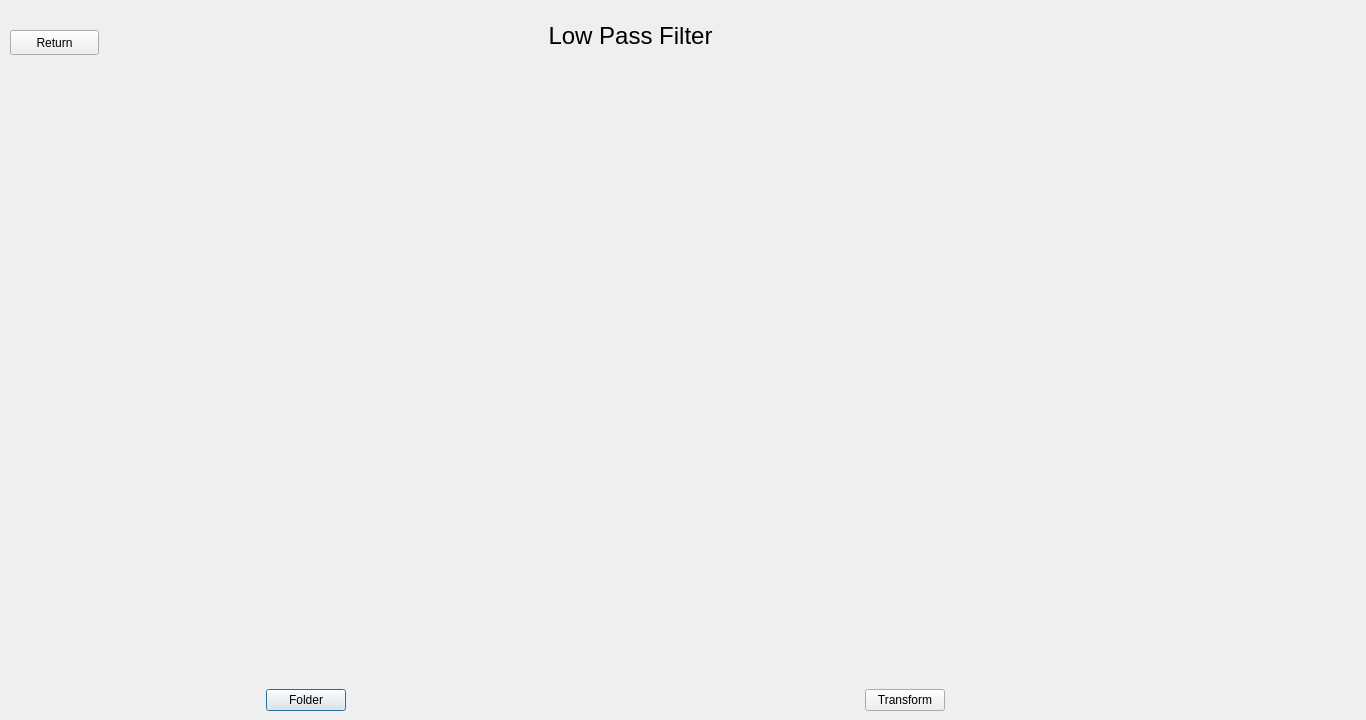
Rodelph/Image-Processing-Utility, file FiltOption/LowPassFilt/src/LowPassFilt/lowpassfilt.ui: the form before one commit.
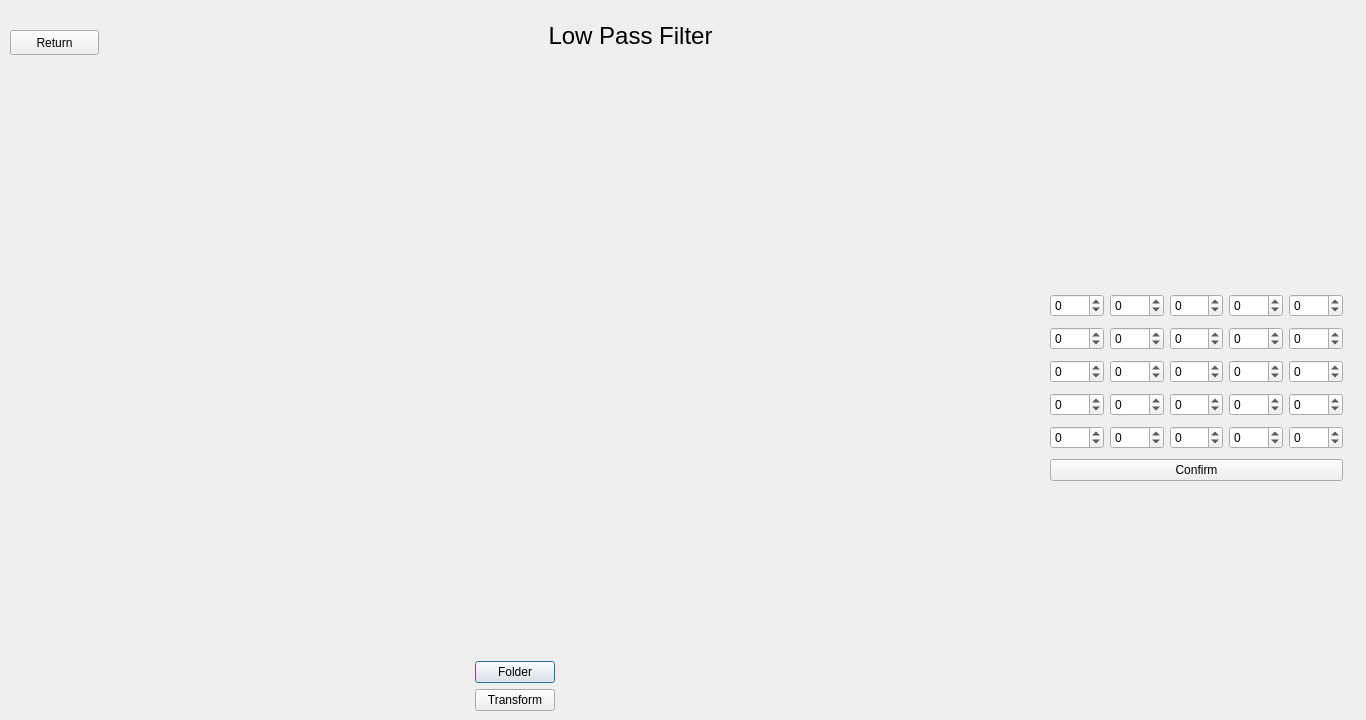
The form after the commit.

```diff
--- a/FiltOption/LowPassFilt/src/LowPassFilt/lowpassfilt.ui
+++ b/FiltOption/LowPassFilt/src/LowPassFilt/lowpassfilt.ui
@@ -56,9 +56,9 @@
    <property name="geometry">
     <rect>
      <x>10</x>
-     <y>70</y>
-     <width>1191</width>
-     <height>641</height>
+     <y>80</y>
+     <width>1011</width>
+     <height>631</height>
     </rect>
    </property>
    <layout class="QHBoxLayout" name="horizontalLayout">
@@ -78,17 +78,6 @@
         </property>
        </widget>
       </item>
-     </layout>
-    </item>
-    <item>
-     <layout class="QVBoxLayout" name="verticalLayout_2">
-      <item>
-       <widget class="QLabel" name="transImageLbl">
-        <property name="text">
-         <string/>
-        </property>
-       </widget>
-      </item>
       <item alignment="Qt::AlignHCenter">
        <widget class="QPushButton" name="transBtn">
         <property name="text">
@@ -113,6 +102,295 @@
     <string>Return</string>
    </property>
   </widget>
+  <widget class="QWidget" name="verticalLayoutWidget_2">
+   <property name="geometry">
+    <rect>
+     <x>1050</x>
+     <y>290</y>
+     <width>293</width>
+     <height>197</height>
+    </rect>
+   </property>
+   <layout class="QVBoxLayout" name="verticalLayout_4">
+    <item>
+     <layout class="QHBoxLayout" name="horizontalLayout_5">
+      <item>
+       <widget class="QSpinBox" name="spinBox_1">
+        <property name="minimum">
+         <number>-99</number>
+        </property>
+        <property name="value">
+         <number>0</number>
+        </property>
+       </widget>
+      </item>
+      <item>
+       <widget class="QSpinBox" name="spinBox_2">
+        <property name="minimum">
+         <number>-99</number>
+        </property>
+        <property name="value">
+         <number>0</number>
+        </property>
+       </widget>
+      </item>
+      <item>
+       <widget class="QSpinBox" name="spinBox_3">
+        <property name="minimum">
+         <number>-99</number>
+        </property>
+        <property name="value">
+         <number>0</number>
+        </property>
+       </widget>
+      </item>
+      <item>
+       <widget class="QSpinBox" name="spinBox_4">
+        <property name="minimum">
+         <number>-99</number>
+        </property>
+        <property name="value">
+         <number>0</number>
+        </property>
+       </widget>
+      </item>
+      <item>
+       <widget class="QSpinBox" name="spinBox_5">
+        <property name="minimum">
+         <number>-99</number>
+        </property>
+        <property name="value">
+         <number>0</number>
+        </property>
+       </widget>
+      </item>
+     </layout>
+    </item>
+    <item>
+     <layout class="QHBoxLayout" name="horizontalLayout_6">
+      <item>
+       <widget class="QSpinBox" name="spinBox_6">
+        <property name="minimum">
+         <number>-99</number>
+        </property>
+        <property name="value">
+         <number>0</number>
+        </property>
+       </widget>
+      </item>
+      <item>
+       <widget class="QSpinBox" name="spinBox_7">
+        <property name="minimum">
+         <number>-99</number>
+        </property>
+        <property name="value">
+         <number>0</number>
+        </property>
+       </widget>
+      </item>
+      <item>
+       <widget class="QSpinBox" name="spinBox_8">
+        <property name="minimum">
+         <number>-99</number>
+        </property>
+        <property name="value">
+         <number>0</number>
+        </property>
+       </widget>
+      </item>
+      <item>
+       <widget class="QSpinBox" name="spinBox_9">
+        <property name="minimum">
+         <number>-99</number>
+        </property>
+        <property name="value">
+         <number>0</number>
+        </property>
+       </widget>
+      </item>
+      <item>
+       <widget class="QSpinBox" name="spinBox_10">
+        <property name="minimum">
+         <number>-99</number>
+        </property>
+        <property name="value">
+         <number>0</number>
+        </property>
+       </widget>
+      </item>
+     </layout>
+    </item>
+    <item>
+     <layout class="QHBoxLayout" name="horizontalLayout_7">
+      <item>
+       <widget class="QSpinBox" name="spinBox_11">
+        <property name="minimum">
+         <number>-99</number>
+        </property>
+        <property name="value">
+         <number>0</number>
+        </property>
+       </widget>
+      </item>
+      <item>
+       <widget class="QSpinBox" name="spinBox_12">
+        <property name="minimum">
+         <number>-99</number>
+        </property>
+        <property name="value">
+         <number>0</number>
+        </property>
+       </widget>
+      </item>
+      <item>
+       <widget class="QSpinBox" name="spinBox_13">
+        <property name="minimum">
+         <number>-99</number>
+        </property>
+        <property name="value">
+         <number>0</number>
+        </property>
+       </widget>
+      </item>
+      <item>
+       <widget class="QSpinBox" name="spinBox_14">
+        <property name="minimum">
+         <number>-99</number>
+        </property>
+        <property name="value">
+         <number>0</number>
+        </property>
+       </widget>
+      </item>
+      <item>
+       <widget class="QSpinBox" name="spinBox_15">
+        <property name="minimum">
+         <number>-99</number>
+        </property>
+        <property name="value">
+         <number>0</number>
+        </property>
+       </widget>
+      </item>
+     </layout>
+    </item>
+    <item>
+     <layout class="QHBoxLayout" name="horizontalLayout_8">
+      <item>
+       <widget class="QSpinBox" name="spinBox_16">
+        <property name="minimum">
+         <number>-99</number>
+        </property>
+        <property name="value">
+         <number>0</number>
+        </property>
+       </widget>
+      </item>
+      <item>
+       <widget class="QSpinBox" name="spinBox_17">
+        <property name="minimum">
+         <number>-99</number>
+        </property>
+        <property name="value">
+         <number>0</number>
+        </property>
+       </widget>
+      </item>
+      <item>
+       <widget class="QSpinBox" name="spinBox_18">
+        <property name="minimum">
+         <number>-99</number>
+        </property>
+        <property name="value">
+         <number>0</number>
+        </property>
+       </widget>
+      </item>
+      <item>
+       <widget class="QSpinBox" name="spinBox_19">
+        <property name="minimum">
+         <number>-99</number>
+        </property>
+        <property name="value">
+         <number>0</number>
+        </property>
+       </widget>
+      </item>
+      <item>
+       <widget class="QSpinBox" name="spinBox_20">
+        <property name="minimum">
+         <number>-99</number>
+        </property>
+        <property name="value">
+         <number>0</number>
+        </property>
+       </widget>
+      </item>
+     </layout>
+    </item>
+    <item>
+     <layout class="QHBoxLayout" name="horizontalLayout_9">
+      <item>
+       <widget class="QSpinBox" name="spinBox_21">
+        <property name="minimum">
+         <number>-99</number>
+        </property>
+        <property name="value">
+         <number>0</number>
+        </property>
+       </widget>
+      </item>
+      <item>
+       <widget class="QSpinBox" name="spinBox_22">
+        <property name="minimum">
+         <number>-99</number>
+        </property>
+        <property name="value">
+         <number>0</number>
+        </property>
+       </widget>
+      </item>
+      <item>
+       <widget class="QSpinBox" name="spinBox_23">
+        <property name="minimum">
+         <number>-99</number>
+        </property>
+        <property name="value">
+         <number>0</number>
+        </property>
+       </widget>
+      </item>
+      <item>
+       <widget class="QSpinBox" name="spinBox_24">
+        <property name="minimum">
+         <number>-99</number>
+        </property>
+        <property name="value">
+         <number>0</number>
+        </property>
+       </widget>
+      </item>
+      <item>
+       <widget class="QSpinBox" name="spinBox_25">
+        <property name="minimum">
+         <number>-99</number>
+        </property>
+        <property name="value">
+         <number>0</number>
+        </property>
+       </widget>
+      </item>
+     </layout>
+    </item>
+    <item>
+     <widget class="QPushButton" name="confBtn_2">
+      <property name="text">
+       <string>Confirm</string>
+      </property>
+     </widget>
+    </item>
+   </layout>
+  </widget>
  </widget>
  <resources/>
  <connections/>
```
